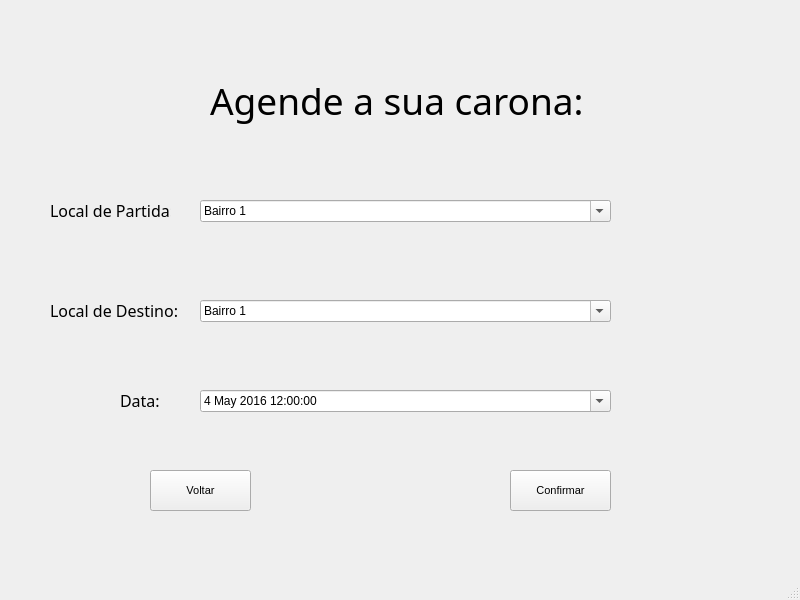
First picture: the form in Projeto Final - Testes PyQt/agendarcarona.ui, repository filipefborba/Trabalho-Final, before the edit.
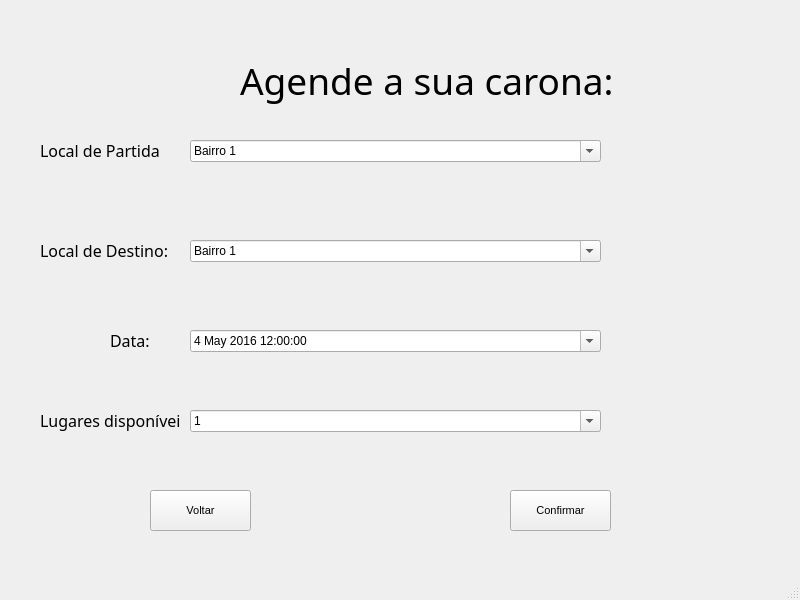
Second picture: the form after the edit.

What changed in the file:
```diff
--- a/Projeto Final - Testes PyQt/agendarcarona.ui
+++ b/Projeto Final - Testes PyQt/agendarcarona.ui
@@ -17,8 +17,8 @@
    <widget class="QLabel" name="label_3">
     <property name="geometry">
      <rect>
-      <x>50</x>
-      <y>290</y>
+      <x>40</x>
+      <y>230</y>
       <width>131</width>
       <height>41</height>
      </rect>
@@ -36,8 +36,8 @@
    <widget class="QComboBox" name="destino">
     <property name="geometry">
      <rect>
-      <x>200</x>
-      <y>300</y>
+      <x>190</x>
+      <y>240</y>
       <width>411</width>
       <height>22</height>
      </rect>
@@ -59,8 +59,8 @@
    <widget class="QComboBox" name="partida">
     <property name="geometry">
      <rect>
-      <x>200</x>
-      <y>200</y>
+      <x>190</x>
+      <y>140</y>
       <width>411</width>
       <height>22</height>
      </rect>
@@ -82,8 +82,8 @@
    <widget class="QLabel" name="label">
     <property name="geometry">
      <rect>
-      <x>210</x>
-      <y>60</y>
+      <x>240</x>
+      <y>40</y>
       <width>371</width>
       <height>81</height>
      </rect>
@@ -101,8 +101,8 @@
    <widget class="QLabel" name="label_2">
     <property name="geometry">
      <rect>
-      <x>50</x>
-      <y>190</y>
+      <x>40</x>
+      <y>130</y>
       <width>121</width>
       <height>41</height>
      </rect>
@@ -120,8 +120,8 @@
    <widget class="QLabel" name="label_4">
     <property name="geometry">
      <rect>
-      <x>120</x>
-      <y>380</y>
+      <x>110</x>
+      <y>320</y>
       <width>51</width>
       <height>41</height>
      </rect>
@@ -139,8 +139,8 @@
    <widget class="QDateTimeEdit" name="dataehora">
     <property name="geometry">
      <rect>
-      <x>200</x>
-      <y>390</y>
+      <x>190</x>
+      <y>330</y>
       <width>411</width>
       <height>22</height>
      </rect>
@@ -193,7 +193,7 @@
     <property name="geometry">
      <rect>
       <x>150</x>
-      <y>470</y>
+      <y>490</y>
       <width>101</width>
       <height>41</height>
      </rect>
@@ -212,7 +212,7 @@
     <property name="geometry">
      <rect>
       <x>510</x>
-      <y>470</y>
+      <y>490</y>
       <width>101</width>
       <height>41</height>
      </rect>
@@ -227,16 +227,58 @@
      <string>Confirmar</string>
     </property>
    </widget>
-  </widget>
-  <widget class="QMenuBar" name="menubar">
-   <property name="geometry">
-    <rect>
-     <x>0</x>
-     <y>0</y>
-     <width>800</width>
-     <height>21</height>
-    </rect>
-   </property>
+   <widget class="QLabel" name="lugareslabel">
+    <property name="geometry">
+     <rect>
+      <x>40</x>
+      <y>400</y>
+      <width>141</width>
+      <height>41</height>
+     </rect>
+    </property>
+    <property name="font">
+     <font>
+      <family>Bodoni MT</family>
+      <pointsize>12</pointsize>
+     </font>
+    </property>
+    <property name="text">
+     <string>Lugares disponíveis:</string>
+    </property>
+   </widget>
+   <widget class="QComboBox" name="lugares">
+    <property name="geometry">
+     <rect>
+      <x>190</x>
+      <y>410</y>
+      <width>411</width>
+      <height>22</height>
+     </rect>
+    </property>
+    <property name="editable">
+     <bool>true</bool>
+    </property>
+    <item>
+     <property name="text">
+      <string>1</string>
+     </property>
+    </item>
+    <item>
+     <property name="text">
+      <string>2</string>
+     </property>
+    </item>
+    <item>
+     <property name="text">
+      <string>3</string>
+     </property>
+    </item>
+    <item>
+     <property name="text">
+      <string>4</string>
+     </property>
+    </item>
+   </widget>
   </widget>
   <widget class="QStatusBar" name="statusbar"/>
  </widget>
```
Left out of the diff: 8 changed lines with no effect on the pictures.
